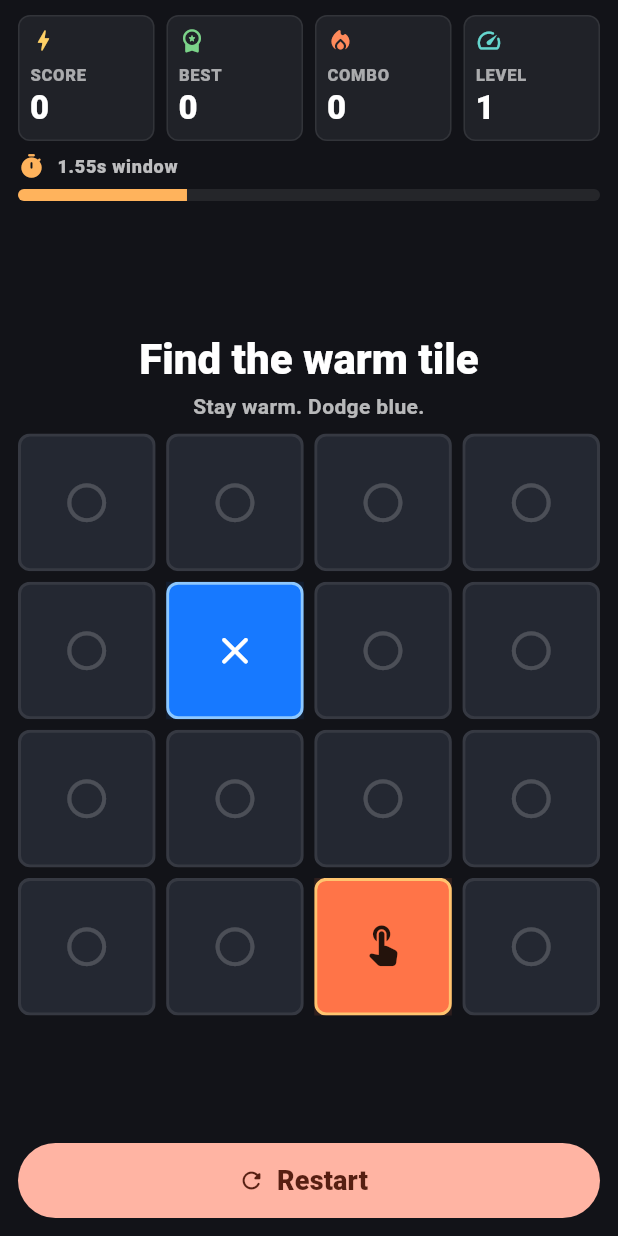
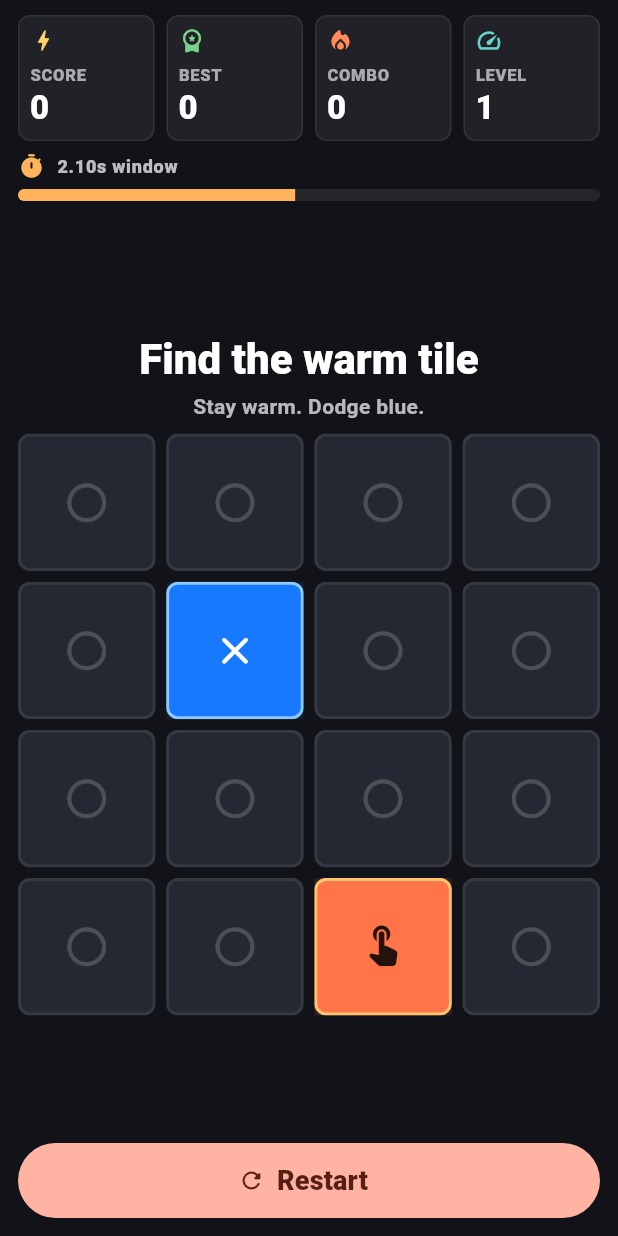
Before and after one commit to hyunxxk/dont_tap_blue, a Flutter app: the screen it shows after launch, after a tap on "Start Run", on a phone screen of 412 x 824 dp. Run offline on Flutter 3.47's test engine with Material 3 defaults, Android fonts, the phone set to English and light mode, and no system bars; our stand-ins replace shared_preferences; Roboto replaces fonts that are missing (System).

Commit message:
Relax early game timing

```diff
--- a/lib/main.dart
+++ b/lib/main.dart
@@ -50,7 +50,7 @@ class _GamePageState extends State<GamePage>
 
   GamePhase _phase = GamePhase.ready;
   late final AnimationController _roundTimer;
-  Duration _activeRoundDuration = const Duration(milliseconds: 1500);
+  Duration _activeRoundDuration = const Duration(milliseconds: 2100);
 
   int _score = 0;
   int _bestScore = 0;
@@ -69,13 +69,13 @@ class _GamePageState extends State<GamePage>
 
   int get _level => 1 + (_score ~/ 6);
 
-  int get _trapCount => (1 + (_score ~/ 8)).clamp(1, 3);
+  int get _trapCount => (1 + (_score ~/ 12)).clamp(1, 3);
 
   int get _decoyCount {
-    if (_score < 4) {
+    if (_score < 7) {
       return 0;
     }
-    return (1 + ((_score - 4) ~/ 8)).clamp(1, 3);
+    return (1 + ((_score - 7) ~/ 10)).clamp(1, 3);
   }
 
   @override
@@ -220,8 +220,8 @@ class _GamePageState extends State<GamePage>
   }
 
   Duration get _roundDuration {
-    final int milliseconds = 1550 - (_score * 26) - (_streak * 9);
-    return Duration(milliseconds: milliseconds.clamp(520, 1550));
+    final int milliseconds = 2100 - (_score * 18) - (_streak * 5);
+    return Duration(milliseconds: milliseconds.clamp(850, 2100));
   }
 
   void _rollBoard() {
```
